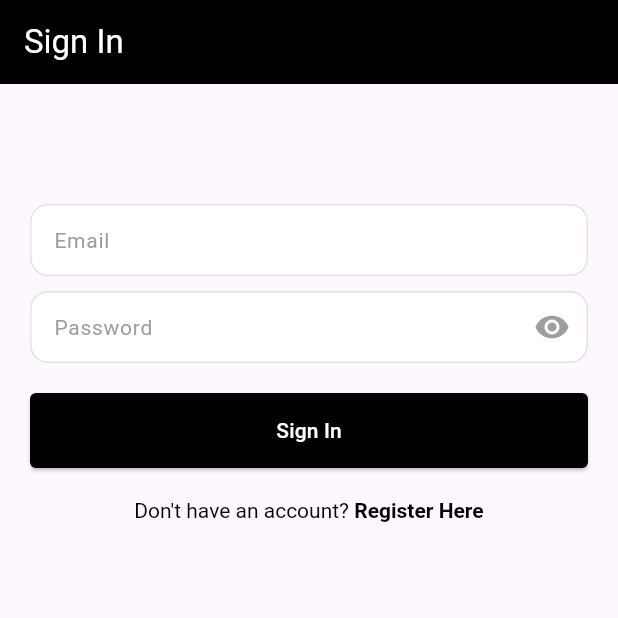
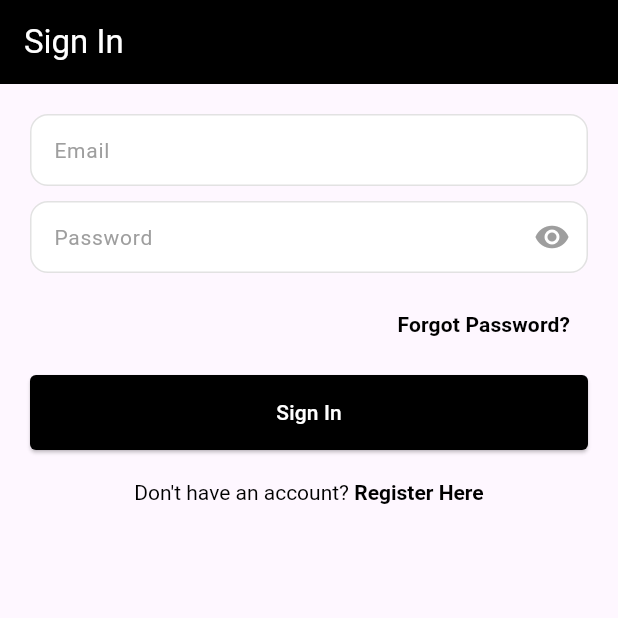
Before and after one commit to raheeldevninja/barber_admin, a Flutter app: the screen it shows after launch, on a phone screen of 412 x 824 dp, the top half of it. Run offline on Flutter 3.47's test engine with Material 3 defaults, Android fonts, the phone set to English and light mode, and no system bars; our stand-ins replace awesome_snackbar_content, firebase_core, flutter_slidable, image_picker; accounts and stored records are empty.

Commit message:
code refactored

```diff
--- a/lib/features/auth/sign_in_screen.dart
+++ b/lib/features/auth/sign_in_screen.dart
@@ -2,7 +2,8 @@ import 'package:barber_admin/core/ui/app_text_field.dart';
 import 'package:barber_admin/core/ui/custom_app_bar.dart';
 import 'package:barber_admin/core/ui/simple_button.dart';
 import 'package:barber_admin/features/auth/sign_up_screen.dart';
-import 'package:flutter/gestures.dart';
+import 'package:barber_admin/features/auth/widgets/sign_in_sign_up_link.dart';
+import 'package:barber_admin/features/home/home_screen.dart';
 import 'package:flutter/material.dart';
 
 class SignInScreen extends StatefulWidget {
@@ -30,32 +31,26 @@ class _SignInScreenState extends State<SignInScreen> {
       body: Form(
         key: _formKey,
         child: ListView(
-          padding: const EdgeInsets.symmetric(horizontal: 20.0, vertical: 80),
+          padding: const EdgeInsets.all(20),
           children: [
-
             AppTextField(
               controller: _emailController,
               keyboardType: TextInputType.emailAddress,
               hintText: 'Email',
               validator: (value) {
                 if (value != null && value.isNotEmpty) {
-                  if (!RegExp(
-                      r'^[\w-]+(\.[\w-]+)*@([\w-]+\.)+[a-zA-Z]{2,7}$')
+                  if (!RegExp(r'^[\w-]+(\.[\w-]+)*@([\w-]+\.)+[a-zA-Z]{2,7}$')
                       .hasMatch(value)) {
                     return 'Invalid Email';
                   }
-                }
-                else if(value!.isEmpty) {
+                } else if (value!.isEmpty) {
                   return 'Email field empty';
                 }
 
                 return null;
               },
             ),
-
-
             const SizedBox(height: 10),
-
             AppTextField(
               controller: _passwordController,
               keyboardType: TextInputType.text,
@@ -77,43 +72,51 @@ class _SignInScreenState extends State<SignInScreen> {
                 return null;
               },
             ),
-
-            const SizedBox(height: 20),
+            const SizedBox(height: 10),
+            Row(
+              mainAxisAlignment: MainAxisAlignment.end,
+              children: [
+                TextButton(
+                  onPressed: () {},
+                  child: const Text(
+                    'Forgot Password?',
+                    style: TextStyle(
+                      color: Colors.black,
+                      fontWeight: FontWeight.bold,
+                    ),
+                  ),
+                ),
+              ],
+            ),
+            const SizedBox(height: 10),
             SimpleButton(
               text: 'Sign In',
               onPressed: () {
-                if (_formKey.currentState!.validate()) {
+                if (_formKey.currentState!.validate()) {}
 
-                }
+                Navigator.pushAndRemoveUntil(
+                  context,
+                  MaterialPageRoute(
+                    builder: (context) => const HomeScreen(),
+                  ),
+                      (route) => false,
+                );
+
               },
             ),
+            const SizedBox(height: 20),
 
-            const SizedBox(height: 20),
-            RichText(
-              textAlign: TextAlign.center,
-              text: TextSpan(
-                text: 'Don\'t have an account? ',
-                style: const TextStyle(color: Colors.black),
-                children: [
-                  TextSpan(
-                    text: 'Register Here',
-                    style: const TextStyle(
-                      color: Colors.black,
-                      fontWeight: FontWeight.bold,
-                    ),
-                    recognizer: TapGestureRecognizer()..onTap = () {
-
+            SignInSignUpLink(
+              label: 'Don\'t have an account? ',
+              linkLabel: 'Register Here',
+              onTap: () {
                 Navigator.push(
                   context,
                   MaterialPageRoute(
                     builder: (context) => const SignUpScreen(),
                   ),
                 );
-
               },
-                  ),
-                ],
-              ),
             ),
 
           ],
--- /dev/null
+++ b/lib/features/auth/widgets/sign_in_sign_up_link.dart
@@ -0,0 +1,39 @@
+import 'package:flutter/gestures.dart';
+import 'package:flutter/material.dart';
+
+class SignInSignUpLink extends StatelessWidget {
+  const SignInSignUpLink({
+    required this.label,
+    required this.linkLabel,
+    required this.onTap,
+    super.key,
+  });
+
+  final String label;
+  final String linkLabel;
+  final VoidCallback onTap;
+
+  @override
+  Widget build(BuildContext context) {
+    return RichText(
+      textAlign: TextAlign.center,
+      text: TextSpan(
+        text: label,
+        style: const TextStyle(color: Colors.black),
+        children: [
+          TextSpan(
+            text: linkLabel,
+            style: const TextStyle(
+              color: Colors.black,
+              fontWeight: FontWeight.bold,
+            ),
+            recognizer: TapGestureRecognizer()
+              ..onTap = () {
+                onTap();
+              },
+          ),
+        ],
+      ),
+    );
+  }
+}
```
Also changed, not shown: lib/features/auth/sign_up_screen.dart (+23 -50 lines), lib/features/home/pages/account_page.dart (+10 -1 lines). Lines whose indentation alone changed are shown as unchanged.
